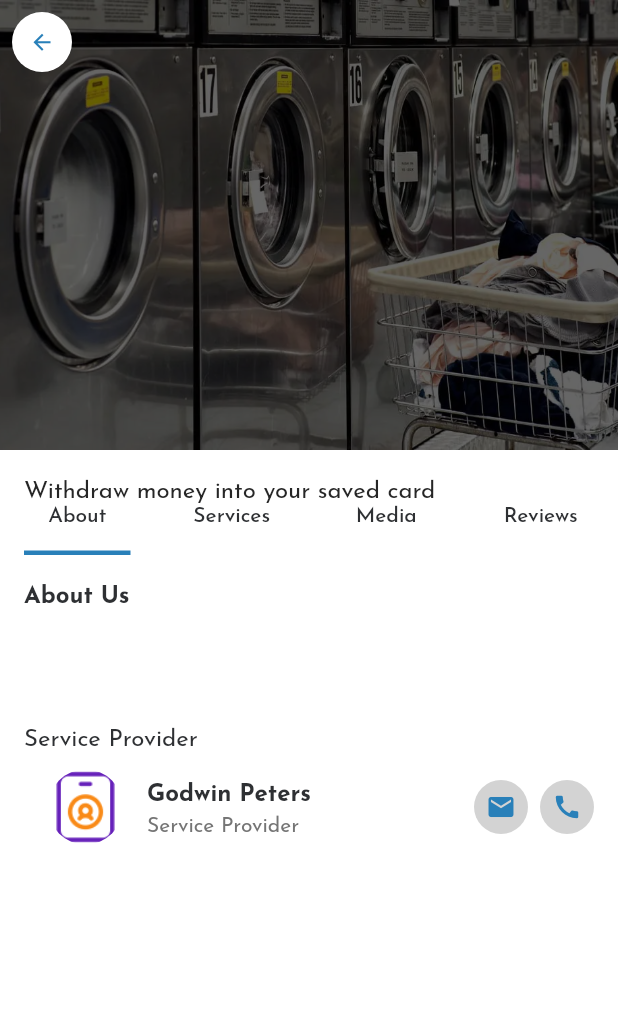
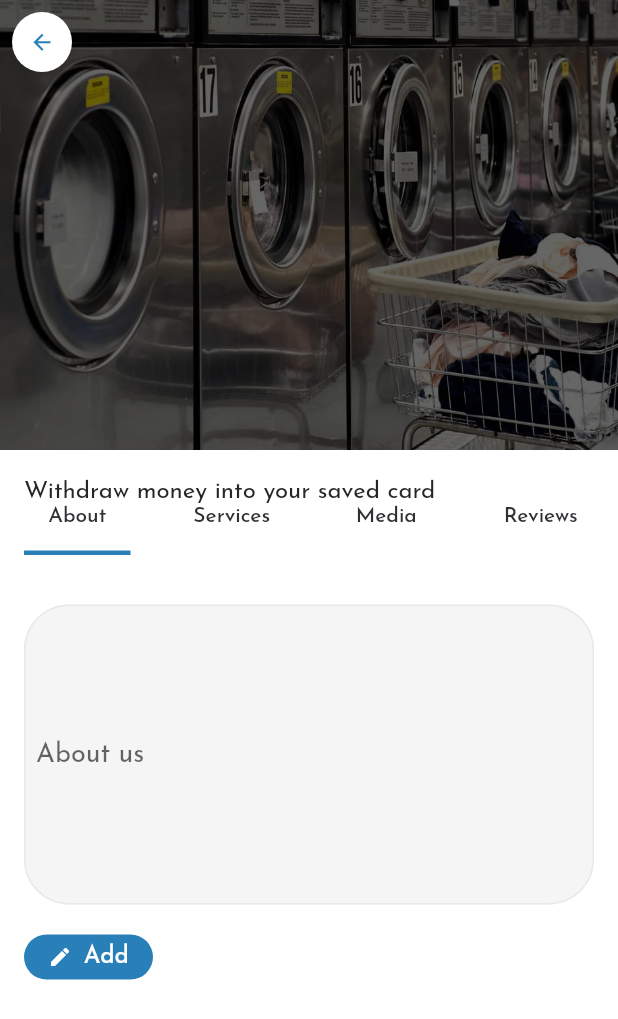
Before and after one commit to pcechz/limcad, a Flutter app: the BusinessDetailScreen screen opened directly, on a phone screen of 412 x 824 dp. Shown: the top 1019 px of the screen. Run offline on Flutter 3.47's test engine with Material 3 defaults, Android fonts, the phone set to English and light mode, and no system bars; our stand-ins replace cached_network_image, camera, dio, dotted_border, file_picker, fl_chart and 15 more; missing offline and left inert: dart:ffi, ficonsax, google_places_autocomplete_text_field, textfields; accounts and stored records are empty; network calls fail; project files that could hold a hidden picture were left out.

Commit message:
done with about us

```diff
--- a/lib/features/auth/models/signup_vm.dart
+++ b/lib/features/auth/models/signup_vm.dart
@@ -330,7 +330,9 @@ class AuthVM extends BaseVM {
           buttonText: "Continue",
           dialogAction1: () async {
             Navigator.pop(context);
-            _preference.saveLoginDetails(response.data!.user!);
+            userType == UserType.personal
+                ? _preference.saveLoginDetails(response.data!.user!)
+                : _preference.saveBusinessLoginDetails(response.data!.user!);
             isLoading(true);
             final profileResponse = userType == UserType.personal
                 ? await locator<AuthenticationService>().getProfile()
--- a/lib/features/laundry/components/ServiceDetail/AboutComponent.dart
+++ b/lib/features/laundry/components/ServiceDetail/AboutComponent.dart
@@ -1,24 +1,26 @@
 import 'package:flutter/material.dart';
 import 'package:limcad/features/laundry/model/laundry_vm.dart';
+import 'package:limcad/resources/storage/base_preference.dart';
 import 'package:limcad/resources/utils/assets/asset_util.dart';
 import 'package:limcad/resources/utils/custom_colors.dart';
 import 'package:limcad/resources/utils/extensions/widget_extension.dart';
 import 'package:nb_utils/nb_utils.dart';
+import 'package:textfields/textfields.dart';
 
 import '../../../../main.dart';
 
-class AboutComponent extends StatefulWidget {
-  const AboutComponent(this.model, {Key? key}) : super(key: key);
+class BusinessAboutComponent extends StatefulWidget {
+  const BusinessAboutComponent(this.model, {Key? key}) : super(key: key);
   final LaundryVM model;
   @override
-  State<AboutComponent> createState() => _AboutComponentState();
+  State<BusinessAboutComponent> createState() => _BusinessAboutComponentState();
 }
 
-class _AboutComponentState extends State<AboutComponent> {
+class _BusinessAboutComponentState extends State<BusinessAboutComponent> {
   @override
   Widget build(BuildContext context) {
     return Scaffold(
-      backgroundColor:  context.scaffoldBackgroundColor,
+      backgroundColor: context.scaffoldBackgroundColor,
       body: SingleChildScrollView(
         child: Column(
           children: [
@@ -28,9 +30,8 @@ class _AboutComponentState extends State<AboutComponent> {
               child: Column(
                 crossAxisAlignment: CrossAxisAlignment.start,
                 children: [
-                  Text('About Us', style: boldTextStyle()),
-                  8.height,
-                  Text(widget.model.laundryAbout?.aboutText ?? "", style: secondaryTextStyle(), textAlign: TextAlign.start),
+                  // Text(widget.model.laundryAbout?.aboutText ?? "",
+                  //     style: secondaryTextStyle(), textAlign: TextAlign.start),
                   16.height,
                   Row(
                     crossAxisAlignment: CrossAxisAlignment.start,
@@ -38,86 +39,78 @@ class _AboutComponentState extends State<AboutComponent> {
                       Column(
                         crossAxisAlignment: CrossAxisAlignment.start,
                         children: [
-                          Text('Service Provider', style: primaryTextStyle()),
-
-                          ListTile(
-                            contentPadding: const EdgeInsets.only(left: 16),
-                            leading:  ClipOval(
-
-                              child: Image.asset(AssetUtil.individualAccount, height: 50, width: 50),
-                            ), title: Text("Godwin Peters", style: boldTextStyle()),
-                            subtitle: Text("Service Provider", style: secondaryTextStyle()),
-                            trailing: SingleChildScrollView(
-                              scrollDirection: Axis.horizontal,
-                              child: Row(
-                                mainAxisAlignment: MainAxisAlignment.end,
-                                crossAxisAlignment: CrossAxisAlignment.end,
+                          SizedBox(
+                              height: 220,
+                              child: TextField(
+                                style: const TextStyle(
+                                    fontSize: 18.0, color: Colors.black),
+                                controller: widget.model.aboutUsController,
+                                maxLines: null,
+                                expands: true,
+                                decoration: const InputDecoration(
+                                  filled: true,
+                                  hintText: 'About us',
+                                  border: InputBorder.none,
+                                  contentPadding: EdgeInsets.only(left: 8.0),
+                                ),
+                              ).paddingBottom(20)),
+                          Row(
+                            mainAxisAlignment: MainAxisAlignment.spaceBetween,
                             children: [
-                                  Container(
-                                    height: 36,
-                                    width: 36,
-                                    decoration: BoxDecoration(
-                                        color: lightGray, shape: BoxShape.circle),
-                                    child: Center(
-                                      child: IconButton(
+                              if (widget.model.hasUsedAboutUs)
+                                SizedBox(
+                                  width: 86,
+                                  height: 30,
+                                  child: ElevatedButton(
                                     onPressed: () {
-
+                                      widget.model.editLaundryAbout(
+                                          widget.model.aboutUsController.text);
                                     },
-                                        icon: const Icon(Icons.mail, size: 20, color: CustomColors.limcadPrimary,),
+                                    child: const Row(
+                                      mainAxisAlignment:
+                                          MainAxisAlignment.spaceBetween,
+                                      crossAxisAlignment:
+                                          CrossAxisAlignment.center,
+                                      children: [
+                                        Icon(
+                                          Icons.edit,
+                                          size: 16,
+                                        ),
+                                        Text("Edit")
+                                      ],
                                     ),
                                   ),
                                 ),
-                                  SizedBox(width: 8,),
-                                  Container(
-                                    height: 36,
-                                    width: 36,
-                                    decoration: BoxDecoration(
-                                        color: lightGray, shape: BoxShape.circle),
-                                    child: Center(
-                                      child: IconButton(
+                              if (!widget.model.hasUsedAboutUs)
+                                SizedBox(
+                                  width: 86,
+                                  height: 30,
+                                  child: ElevatedButton(
                                     onPressed: () {
-
+                                      widget.model.addLaundryAbout(
+                                          widget.model.aboutUsController.text);
                                     },
-                                        icon: const Icon(Icons.call, size: 20, color: CustomColors.limcadPrimary,),
+                                    child: const Row(
+                                      mainAxisAlignment:
+                                          MainAxisAlignment.spaceBetween,
+                                      crossAxisAlignment:
+                                          CrossAxisAlignment.center,
+                                      children: [
+                                        Icon(
+                                          Icons.edit,
+                                          size: 16,
+                                        ),
+                                        Text("Add")
+                                      ],
                                     ),
                                   ),
                                 ),
                             ],
-                              ),
-                            ),
-                          ),
-
+                          )
                         ],
-                      ).paddingTop(32).expand(),
-                      // 16.width,
-                      // Stack(
-                      //   children: [
-                      //     Container(
-                      //       height: 100,
-                      //       width: 150,
-                      //       color: black.withOpacity(0.5),
-                      //     ),
-                      //     Container(
-                      //       height: 100,
-                      //       width: 150,
-                      //       decoration: boxDecorationWithShadow(),
-                      //       child: Text('Show Map', style: boldTextStyle()).center(),
-                      //     ),
-                      //   ],
-                      // )
+                      ).paddingTop(1).expand(),
                     ],
                   ),
-                  // 12.height,
-                  // Text('Opening Hours', style: boldTextStyle()),
-                  // 16.height,
-                  // UL(
-                  //   symbolType: SymbolType.Bullet,
-                  //   children: [
-                  //     Text('Monday : 08:00 AM - 08:00 PM', style: primaryTextStyle()),
-                  //     Text('Tuesday : 08:00 AM - 08:00 PM', style: primaryTextStyle()),
-                  //     Text('Friday : 08:00 AM - 08:00 PM', style: primaryTextStyle()),
-                  //   ],
-                  // ),
                 ],
               ),
             ),
--- a/lib/features/laundry/laundry_detail.dart
+++ b/lib/features/laundry/laundry_detail.dart
@@ -245,9 +245,9 @@ class LaundryDetailScreenState extends State<LaundryDetailScreen> {
                   },
                   body: TabBarView(
                     children: [
-                      AboutComponent(model),
-                      ServicesComponent(),
-                      GalleryWidget(),
+                      // AboutComponent(model),
+                      // ServicesComponent(),
+                      // GalleryWidget(),
                       const ReviewScreen()
                     ],
                   ),
--- a/lib/features/profile/business_detail.dart
+++ b/lib/features/profile/business_detail.dart
@@ -154,10 +154,10 @@ class BusinessDetailScreenState extends State<BusinessDetailScreen> {
                   },
                   body: TabBarView(
                     children: [
-                      AboutComponent(model),
-                      ServicesComponent(),
-                      GalleryWidget(),
-                      AboutComponent(model)
+                      BusinessAboutComponent(model),
+                      BusinessServicesComponent(),
+                      BusinessGalleryWidget(),
+                      BusinessAboutComponent(model)
                     ],
                   ),
                 ),
--- a/lib/resources/utils/assets/asset_util.dart
+++ b/lib/resources/utils/assets/asset_util.dart
@@ -31,4 +31,5 @@ class AssetUtil {
   static const String referralGift = "assets/images/referral_gift.png";
   static const String vectorUpload = "assets/images/Vector.png";
   static const String upload = "assets/images/upload_2716054 1.png";
+  static const String editIcon = "assets/images/edit.png";
 }
--- a/lib/resources/widgets/galley_widget.dart
+++ b/lib/resources/widgets/galley_widget.dart
@@ -11,14 +11,14 @@ import 'package:limcad/resources/widgets/view_utils/app_widget.dart';
 import 'package:nb_utils/nb_utils.dart';
 import 'package:stacked/stacked.dart';
 
-class GalleryWidget extends StatefulWidget {
+class BusinessGalleryWidget extends StatefulWidget {
   static String tag = '/GalleryWidget';
 
   @override
-  _GalleryWidgetState createState() => _GalleryWidgetState();
+  _BusinessGalleryWidgetState createState() => _BusinessGalleryWidgetState();
 }
 
-class _GalleryWidgetState extends State<GalleryWidget> {
+class _BusinessGalleryWidgetState extends State<BusinessGalleryWidget> {
   late LaundryVM model;
 
   @override
--- a/pubspec.yaml
+++ b/pubspec.yaml
@@ -60,6 +60,7 @@ dependencies:
   image_picker: ^0.8.3
   dotted_border: ^2.1.0
   file_picker: ^5.2.0
+  textfields: ^0.0.3
   # calendar_date_picker2: ^1.1.5
   # firebase_core: ^3.2.0
 
```
Also changed, not shown: lib/features/laundry/components/ServiceDetail/ServicesComponent.dart (+4 -3 lines), lib/features/laundry/model/laundry_vm.dart (+45 -6 lines), lib/features/laundry/services/laundry_service.dart (+22 -2 lines), lib/resources/api/route.dart (+16 -0 lines), lib/resources/storage/base_preference.dart (+13 -0 lines), assets/images/edit.png (added), pubspec.lock. Lines whose indentation alone changed are shown as unchanged.
